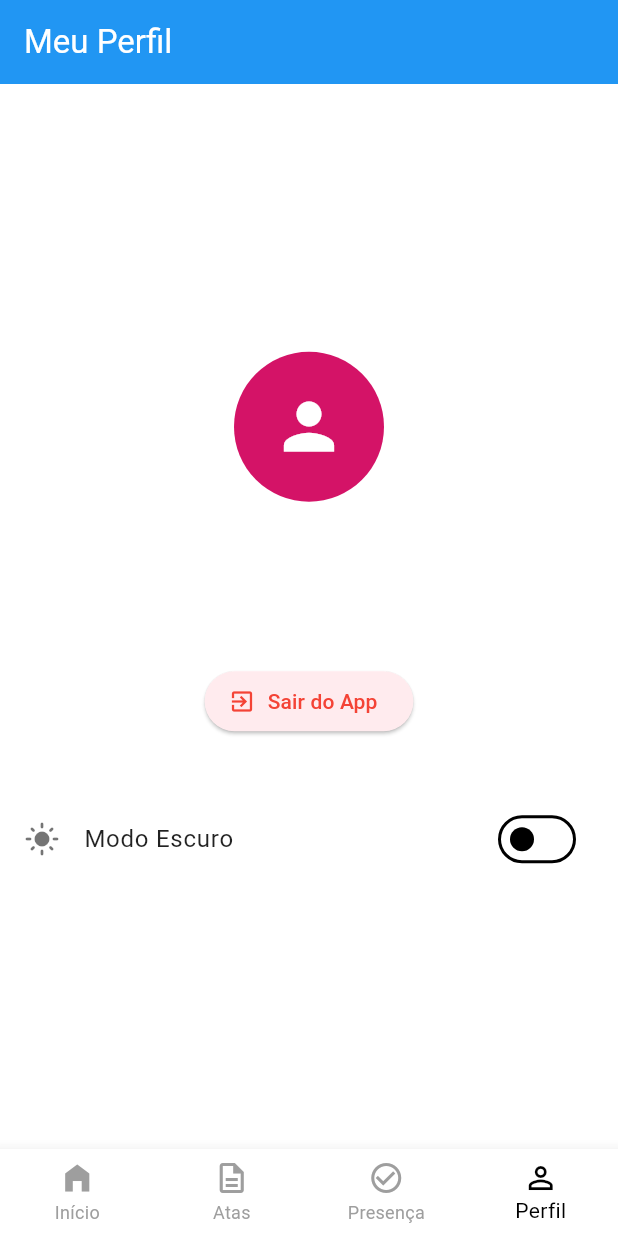
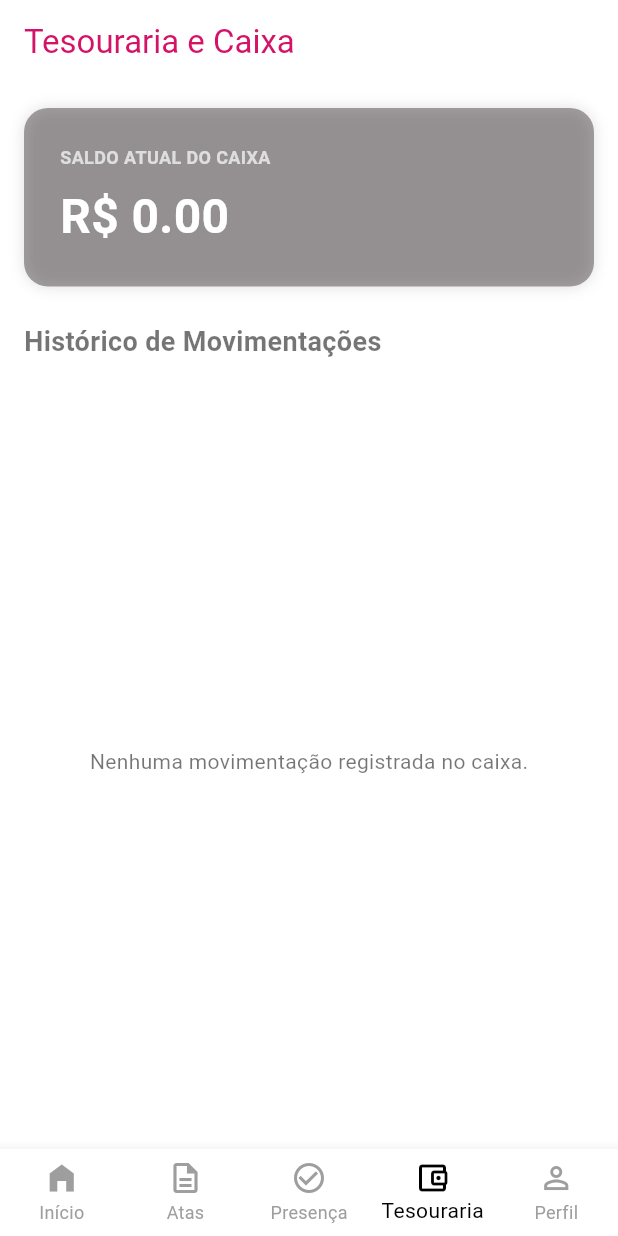
Before and after one commit to ThurPjh/Rotaractjp, a Flutter app: the screen it shows once a user with an empty profile is signed in, item 4 of the bottom bar chosen, on a phone screen of 412 x 824 dp. Run offline on Flutter 3.47's test engine with Material 3 defaults, Android fonts, the phone set to English and light mode, and no system bars; our stand-ins replace cloud_firestore, firebase_auth, firebase_core, shared_preferences; accounts and stored records are empty.

Commit message:
Load Prefix patch

```diff
--- a/lib/main.dart
+++ b/lib/main.dart
@@ -16,6 +16,7 @@ import 'package:rotaract_app/screens/perfil_screen.dart';
 import 'package:rotaract_app/screens/form_evento_screen.dart';
 import 'package:rotaract_app/screens/eventos_screen.dart';
 import 'package:rotaract_app/providers/theme_provider.dart';
+import 'package:rotaract_app/screens/tesouraria_screen.dart';
 
 // 1. Variável Global para controlar o tema
 // ValueNotifier<ThemeMode> temaAtual = ValueNotifier(ThemeMode.light); // Removido, será gerenciado pelo ThemeProvider
@@ -100,6 +101,7 @@ class _MainNavigationState extends State<MainNavigation> {
       HomeScreen(usuario: widget.usuario),
       AtasScreen(usuario: widget.usuario),
       const EventosScreen(),
+      TesourariaScreen(usuario: widget.usuario),
       PerfilScreen(usuario: widget.usuario),
     ];
 
@@ -132,7 +134,9 @@ class _MainNavigationState extends State<MainNavigation> {
           BottomNavigationBarItem(icon: Icon(Icons.home_filled), label: 'Início'),
           BottomNavigationBarItem(icon: Icon(Icons.description_outlined), label: 'Atas'),
           BottomNavigationBarItem(icon: Icon(Icons.check_circle_outline), label: 'Presença'),
+          BottomNavigationBarItem(icon: Icon(Icons.account_balance_wallet_outlined), label: 'Tesouraria'),
           BottomNavigationBarItem(icon: Icon(Icons.person_outline), label: 'Perfil'),
+
         ],
       ),
     );
--- /dev/null
+++ b/lib/models/financeiro_model.dart
@@ -0,0 +1,36 @@
+import 'package:cloud_firestore/cloud_firestore.dart';
+
+class FinanceiroModel {
+  final String id;
+  final String descricao;
+  final double valor;
+  final String tipo;
+  final String data;
+  final DateTime criadoEm;
+
+  FinanceiroModel({
+    required this.id,
+    required this.descricao,
+    required this.valor,
+    required this.tipo,
+    required this.data,
+    required this.criadoEm,
+  });
+
+  factory FinanceiroModel.fromFirestore(DocumentSnapshot doc) {
+    Map<String, dynamic> data = doc.data() as Map<String, dynamic>;
+
+    // Converte o Timestamp do Firebase para DateTime com segurança
+    Timestamp? timestamp = data['criadoEm'] as Timestamp?;
+    DateTime dataCriacao = timestamp != null ? timestamp.toDate() : DateTime.now();
+
+    return FinanceiroModel(
+      id: doc.id,
+      descricao: data['descricao'] ?? '',
+      valor: (data['valor'] ?? 0.0).toDouble(),
+      tipo: data['tipo'] ?? 'entrada',
+      data: data['data'] ?? '',
+      criadoEm: dataCriacao,
+    );
+  }
+}
--- a/lib/providers/theme_provider.dart
+++ b/lib/providers/theme_provider.dart
@@ -33,16 +33,17 @@ class ThemeProvider with ChangeNotifier {
 
   static ThemeData lightTheme = ThemeData(
     brightness: Brightness.light,
-    primaryColor: rosaOficial,
+    primaryColor: const Color.fromARGB(255, 255, 255, 255),
     colorScheme: const ColorScheme.light(
-      primary: rosaOficial,
-      onPrimary: Colors.white,
+      //backghround do bagulho la em cima
+      primary: Color.fromARGB(255, 255, 255, 255),
+      onPrimary: rosaOficial,
       secondary: Colors.amber,
       surface: Colors.white,
       onSurface: Colors.black87,
     ),
     appBarTheme: const AppBarTheme(
-      backgroundColor: Colors.blue,
+      backgroundColor: rosaOficial,
       foregroundColor: Colors.white,
     ),
     scaffoldBackgroundColor: Colors.white,
@@ -70,7 +71,7 @@ class ThemeProvider with ChangeNotifier {
       onSurface: Colors.white70,
     ),
     appBarTheme: const AppBarTheme(
-      backgroundColor: Colors.deepPurple,
+      backgroundColor: Color.fromRGBO(212, 19, 103, 1),
       foregroundColor: Colors.white,
     ),
     // CORREÇÃO: Removido o uso de colchetes [] em propriedades estáticas
--- a/lib/screens/home_screen.dart
+++ b/lib/screens/home_screen.dart
@@ -7,6 +7,7 @@ import 'package:rotaract_app/models/ata_model.dart';
 import 'package:rotaract_app/models/evento_model.dart';
 import 'package:rotaract_app/services/database.dart';
 import 'package:intl/intl.dart';
+ // Certifique-se de que o caminho para a imagem está correto
 
 class HomeScreen extends StatelessWidget {
   final UsuarioModel usuario;
@@ -63,6 +64,7 @@ class HomeScreen extends StatelessWidget {
                     ),
                   ],
                 ),
+                Image.asset('assets/logo.png', width: 24, height: 24),
                 Row(
                   children: [
                     const SizedBox(width: 8),
@@ -79,7 +81,8 @@ class HomeScreen extends StatelessWidget {
                           fontSize: 18,
                         ),
                       ),
-                    ),Icon(isDarkMode ? Icons.dark_mode : Icons.light_mode),
+                    ),
+                    Icon(isDarkMode ? Icons.dark_mode : Icons.light_mode),
                     Switch(
                       value: isDarkMode,
                       onChanged: (value) {
--- a/lib/screens/perfil_screen.dart
+++ b/lib/screens/perfil_screen.dart
@@ -10,7 +10,6 @@ class PerfilScreen extends StatelessWidget {
 
   @override
   Widget build(BuildContext context) {
-    // CORREÇÃO: Buscando a instância do seu ThemeProvider herdado do main.dart
     final themeProvider = Provider.of<ThemeProvider>(context);
     final bool isDarkMode = themeProvider.themeMode == ThemeMode.dark;
 
--- /dev/null
+++ b/lib/screens/tesouraria_screen.dart
@@ -0,0 +1,288 @@
+import 'package:flutter/material.dart';
+import '../models/usuario_model.dart';
+import '../models/financeiro_model.dart';
+import '../services/database.dart';
+
+class TesourariaScreen extends StatefulWidget {
+  final UsuarioModel usuario;
+  const TesourariaScreen({super.key, required this.usuario});
+
+  @override
+  State<TesourariaScreen> createState() => _TesourariaScreenState();
+}
+
+class _TesourariaScreenState extends State<TesourariaScreen> {
+  final _formKey = GlobalKey<FormState>();
+  final _descricaoController = TextEditingController();
+  final _valorController = TextEditingController();
+  String _tipoTransacao = 'entrada'; // Padrão é entrada/depósito
+
+  // Função que abre a caixinha (Dialog) para registrar Saque ou Depósito
+  void _abrirFormularioLancamento(BuildContext context) {
+    showDialog(
+      context: context,
+      builder: (context) {
+        return StatefulBuilder(
+          builder: (context, setStateDialog) {
+            return AlertDialog(
+              title: const Text('Novo Lançamento de Caixa'),
+              content: Form(
+                key: _formKey,
+                child: SingleChildScrollView(
+                  child: Column(
+                    mainAxisSize: MainAxisSize.min,
+                    children: [
+                      // Seleção de Tipo: Depósito (Entrada) ou Saque (Saída)
+                      DropdownButtonFormField<String>(
+                        value: _tipoTransacao,
+                        decoration: const InputDecoration(
+                          labelText: 'Tipo de Operação',
+                        ),
+                        items: const [
+                          DropdownMenuItem(
+                            value: 'entrada',
+                            child: Text('Depósito (Entrada)'),
+                          ),
+                          DropdownMenuItem(
+                            value: 'saida',
+                            child: Text('Saque / Pagamento (Saída)'),
+                          ),
+                        ],
+                        onChanged: (value) {
+                          if (value != null) {
+                            setStateDialog(() => _tipoTransacao = value);
+                          }
+                        },
+                      ),
+                      const SizedBox(height: 12),
+                      // Campo de Descrição (Para que foi gasto/recebido)
+                      TextFormField(
+                        controller: _descricaoController,
+                        decoration: const InputDecoration(
+                          labelText: 'Descrição / Motivo',
+                          hintText: 'Ex: Mensalidade Maio ou Compra de Tintas',
+                        ),
+                        validator: (value) => value == null || value.isEmpty
+                            ? 'Insira uma descrição'
+                            : null,
+                      ),
+                      const SizedBox(height: 12),
+                      // Campo de Valor
+                      TextFormField(
+                        controller: _valorController,
+                        keyboardType: const TextInputType.numberWithOptions(
+                          decimal: true,
+                        ),
+                        decoration: const InputDecoration(
+                          labelText: 'Valor (R\$)',
+                          hintText: '0.00',
+                        ),
+                        validator: (value) {
+                          if (value == null || value.isEmpty)
+                            return 'Insira um valor';
+                          if (double.tryParse(value) == null)
+                            return 'Insira um número válido';
+                          return null;
+                        },
+                      ),
+                    ],
+                  ),
+                ),
+              ),
+              actions: [
+                TextButton(
+                  onPressed: () {
+                    _descricaoController.clear();
+                    _valorController.clear();
+                    Navigator.pop(context);
+                  },
+                  child: const Text('Cancelar'),
+                ),
+                ElevatedButton(
+                  style: ElevatedButton.styleFrom(
+                    backgroundColor: Theme.of(context).colorScheme.primary,
+                    foregroundColor: Theme.of(context).colorScheme.onPrimary,
+                  ),
+                  onPressed: () async {
+                    if (_formKey.currentState!.validate()) {
+                      // Salva no Firebase Firestore usando o serviço criado
+                      await DatabaseService().addTransacao(
+                        _descricaoController.text,
+                        double.parse(_valorController.text),
+                        _tipoTransacao,
+                      );
+
+                      _descricaoController.clear();
+                      _valorController.clear();
+                      if (context.mounted) Navigator.pop(context);
+                    }
+                  },
+                  child: const Text('Confirmar'),
+                ),
+              ],
+            );
+          },
+        );
+      },
+    );
+  }
+
+  @override
+  void dispose() {
+    _descricaoController.dispose();
+    _valorController.dispose();
+    super.dispose();
+  }
+
+  @override
+  Widget build(BuildContext context) {
+    final theme = Theme.of(context);
+
+    return Scaffold(
+      appBar: AppBar(
+        title: const Text('Tesouraria e Caixa'),
+        backgroundColor: theme.colorScheme.primary,
+        foregroundColor: theme.colorScheme.onPrimary,
+      ),
+      // 🔐 TRAVA DE SEGURANÇA ATUALIZADA: Permite Presidente, Secretário e Tesoureiro
+      floatingActionButton:
+          (widget.usuario.cargo.toLowerCase() == 'presidente' ||
+              widget.usuario.cargo.toLowerCase() == 'secretario' ||
+              widget.usuario.cargo.toLowerCase() == 'tesoureiro')
+          ? FloatingActionButton.extended(
+              onPressed: () => _abrirFormularioLancamento(context),
+              backgroundColor: theme.colorScheme.primary,
+              foregroundColor: theme.colorScheme.onPrimary,
+              icon: const Icon(Icons.account_balance_wallet),
+              label: const Text('Novo Lançamento'),
+            )
+          : null,
+      body: StreamBuilder<List<FinanceiroModel>>(
+        stream: DatabaseService().transacoes, // Ouve o caixa em tempo real
+        builder: (context, snapshot) {
+          if (snapshot.connectionState == ConnectionState.waiting) {
+            return const Center(child: CircularProgressIndicator());
+          }
+
+          final movimentacoes = snapshot.data ?? [];
+
+          // 📊 Cálculo dinâmico do saldo atual do caixa
+          double saldoTotal = 0;
+          for (var mov in movimentacoes) {
+            if (mov.tipo == 'entrada') {
+              saldoTotal += mov.valor;
+            } else {
+              saldoTotal -= mov.valor;
+            }
+          }
+
+          return Column(
+            children: [
+              // 💳 CARD DO SALDO DO CAIXA
+              Container(
+                width: double.infinity,
+                margin: const EdgeInsets.all(16),
+                padding: const EdgeInsets.all(24),
+                decoration: BoxDecoration(
+                  // Fica verde se tiver dinheiro, vermelho se estiver zerado/negativo
+                  color: saldoTotal >= 0
+                      ? Color.fromRGBO(14, 2, 7, 0.361)
+                      : Colors.red.shade800,
+                  borderRadius: BorderRadius.circular(16),
+                  boxShadow: const [
+                    BoxShadow(color: Colors.black12, blurRadius: 8),
+                  ],
+                ),
+                child: Column(
+                  crossAxisAlignment: CrossAxisAlignment.start,
+                  children: [
+                    const Text(
+                      'SALDO ATUAL DO CAIXA',
+                      style: TextStyle(
+                        color: Colors.white70,
+                        fontSize: 12,
+                        fontWeight: FontWeight.bold,
+                      ),
+                    ),
+                    const SizedBox(height: 8),
+                    Text(
+                      'R\$ ${saldoTotal.toStringAsFixed(2)}',
+                      style: const TextStyle(
+                        color: Colors.white,
+                        fontSize: 32,
+                        fontWeight: FontWeight.bold,
+                      ),
+                    ),
+                  ],
+                ),
+              ),
+
+              const Padding(
+                padding: EdgeInsets.symmetric(horizontal: 16, vertical: 8),
+                child: Align(
+                  alignment: Alignment.centerLeft,
+                  child: Text(
+                    'Histórico de Movimentações',
+                    style: TextStyle(fontSize: 18, fontWeight: FontWeight.bold),
+                  ),
+                ),
+              ),
+
+              // 📜 LISTA HISTÓRICA DO QUE FOI GASTO / RECEBIDO
+              Expanded(
+                child: movimentacoes.isEmpty
+                    ? const Center(
+                        child: Text(
+                          'Nenhuma movimentação registrada no caixa.',
+                        ),
+                      )
+                    : ListView.builder(
+                        itemCount: movimentacoes.length,
+                        itemBuilder: (context, index) {
+                          final mov = movimentacoes[index];
+                          final isEntrada = mov.tipo == 'entrada';
+
+                          return Card(
+                            margin: const EdgeInsets.symmetric(
+                              horizontal: 16,
+                              vertical: 6,
+                            ),
+                            child: ListTile(
+                              leading: CircleAvatar(
+                                backgroundColor: isEntrada
+                                    ? Colors.green.withOpacity(0.2)
+                                    : Colors.red.withOpacity(0.2),
+                                child: Icon(
+                                  isEntrada
+                                      ? Icons.arrow_upward
+                                      : Icons.arrow_downward,
+                                  color: isEntrada ? Colors.green : Colors.red,
+                                ),
+                              ),
+                              title: Text(
+                                mov.descricao,
+                                style: const TextStyle(
+                                  fontWeight: FontWeight.w600,
+                                ),
+                              ),
+                              subtitle: Text(mov.data),
+                              trailing: Text(
+                                '${isEntrada ? "+ " : "- "}R\$ ${mov.valor.toStringAsFixed(2)}',
+                                style: TextStyle(
+                                  fontSize: 16,
+                                  fontWeight: FontWeight.bold,
+                                  color: isEntrada ? Colors.green : Colors.red,
+                                ),
+                              ),
+                            ),
+                          );
+                        },
+                      ),
+              ),
+            ],
+          );
+        },
+      ),
+    );
+  }
+}
```
Also changed, not shown: lib/services/database.dart (+24 -0 lines), pubspec.yaml (+9 -6 lines), img/logo.png (added), pubspec.lock, 3 other files.
